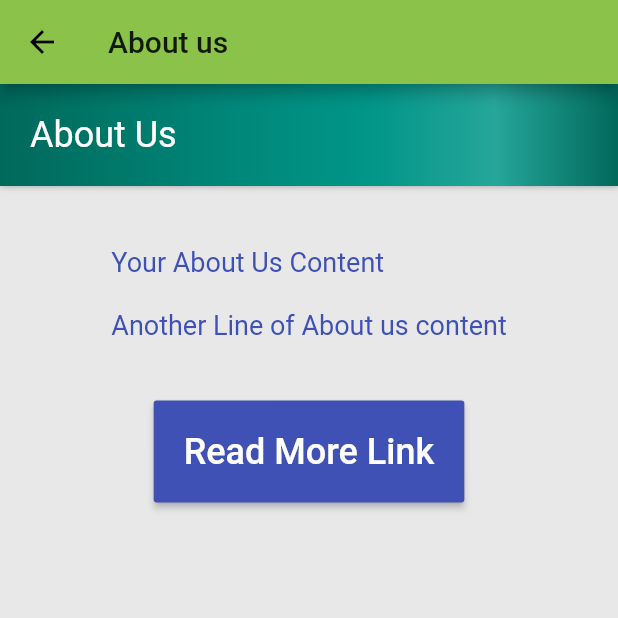
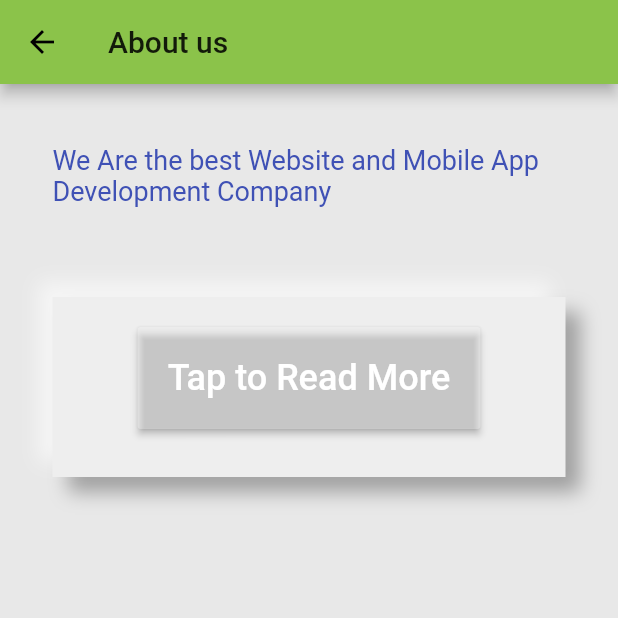
Before and after one commit to govindh163/WhatsApp-Status, a Flutter app: the AboutScreen screen opened by its route, on a phone screen of 412 x 824 dp, the top half of it. Run offline on Flutter 3.47's test engine with Material 2 defaults, Android fonts, the phone set to English and light mode, and no system bars; our stand-ins replace chewie, image_gallery_saver, permission_handler, share, sliding_up_panel, video_player; missing offline and left inert: neumorphic, thumbnails.

Commit message:
playstore ready

```diff
--- a/lib/includes/myNavigationDrawer.dart
+++ b/lib/includes/myNavigationDrawer.dart
@@ -32,7 +32,7 @@ class MyNavigationDrawer extends StatelessWidget {
               data: _iconcolor,
               child: Icon(Icons.photo_library),
           ),
-          title: Text("WhatsApp Photo Status",style: _menutextcolor),
+          title: Text("Download Photo Status",style: _menutextcolor),
           onTap: () {
             Navigator.of(context).pop();
             Navigator.of(context).pushNamed("/photos");
@@ -43,7 +43,7 @@ class MyNavigationDrawer extends StatelessWidget {
               data: _iconcolor,
               child: Icon(Icons.video_library),
           ),
-          title: Text("WhatsApp Video Status",style: _menutextcolor),
+          title: Text("Download Video Status",style: _menutextcolor),
           onTap: () {
             Navigator.of(context).pop();
             Navigator.of(context).pushNamed("/videos");
--- a/lib/pages/about_us.dart
+++ b/lib/pages/about_us.dart
@@ -15,7 +15,7 @@ class _AboutScreenState extends State<AboutScreen> {
   }
 
   _launchURL() async {
-    const url = 'https://flutterian.com';
+    const url = 'https://smartiapps.com';
     if (await canLaunch(url)) {
       await launch(url);
     } else {
@@ -31,6 +31,7 @@ class _AboutScreenState extends State<AboutScreen> {
   @override
   Widget build(BuildContext context) {
     return Scaffold(
+      backgroundColor: Color.fromARGB(255, 238, 238, 238),
       appBar: AppBar(
         title: Text("About us"),
       ),
@@ -40,58 +41,32 @@ class _AboutScreenState extends State<AboutScreen> {
           children: <Widget>[
             //Welcome and Balance Info
             Container(
-              child: Container(
-                padding: EdgeInsets.symmetric(horizontal: 20.0, vertical: 20.0),
-                decoration: BoxDecoration(
-                  gradient: LinearGradient(
-                    colors: [
-                      Colors.teal[800],
-                      Colors.teal[700],
-                      Colors.teal[600],
-                      Colors.teal[500],
-                      Colors.teal[400],
-                      Colors.teal[800],
-                    ]
-                  ),
-                  boxShadow: [
-                    BoxShadow(
-                      color: Colors.grey,
-                      offset: Offset.zero,
-                      blurRadius: 3.0,
-                      spreadRadius: 0.0,
-                    ),
-                  ],
-                ),
-                child: Column(
-                  crossAxisAlignment: CrossAxisAlignment.start,
-                  children: <Widget>[
-                    Text("About Us",style: TextStyle(
-                      fontSize:24.0,
-                      color:Colors.white,
-                    )),
-                  ],
-                ),
-              ),
-            ),
-            Container(
               padding: EdgeInsets.all(20.0),
               child: Container(
                 padding: EdgeInsets.symmetric(horizontal: 15.0, vertical: 20.0),
                 child: Column(
                   crossAxisAlignment: CrossAxisAlignment.center,
-
                   children: <Widget>[
                     Text(
-                    "Your About Us Content"
-                    "\n\nAnother Line of About us content",
+                    "We Are the best Website and Mobile App Development Company",
                     style: TextStyle(
                       fontSize:18.0,
                       color:Colors.indigo,
                     )),
+                    SizedBox(height: 40,),
                     Container(
                       padding: EdgeInsets.symmetric(vertical: 20.0),
                       child: Container(
                         padding: EdgeInsets.symmetric(horizontal: 20.0, vertical: 20.0),
+                        width: 350,
+                        height: 120,
+                        decoration: BoxDecoration(
+                            color: Color.fromARGB(255, 238, 238, 238),
+                            boxShadow: [
+                              BoxShadow(offset: Offset(10, 10),color: Color.fromARGB(80, 0, 0, 0),blurRadius: 10),
+                              BoxShadow(offset: Offset(-10, -10),color: Color.fromARGB(150, 255, 255, 255),blurRadius: 10)
+                            ]
+                        ),
                         child: Column(
                           crossAxisAlignment: CrossAxisAlignment.center,
                           children: <Widget>[
@@ -100,11 +75,11 @@ class _AboutScreenState extends State<AboutScreen> {
                                 _launchURL();
                               },
                               padding: EdgeInsets.all(20.0),
-                              child: Text("Read More Link",style: TextStyle(
+                              child: Text("Tap to Read More",style: TextStyle(
                                 fontSize:24.0,
                                 color:Colors.white,
                               )),
-                              color: Colors.indigo,
+                              color: Colors.white30,
                             ),
                           ],
                         ),
--- a/lib/pages/dashboard.dart
+++ b/lib/pages/dashboard.dart
@@ -59,6 +59,7 @@ class _DashboardScreenState extends State<DashboardScreen> {
   @override
   Widget build(BuildContext context) {
     return Scaffold(
+      backgroundColor: Color(0xffE1E6EC),
       body: SlidingUpPanel(
         slideDirection: SlideDirection.UP,
 
--- a/pubspec.yaml
+++ b/pubspec.yaml
@@ -21,6 +21,7 @@ dependencies:
   image_gallery_saver: ^1.2.2
   permission_handler: ^4.0.0
   sliding_up_panel: ^0.3.4
+  neumorphic: ^0.1.2
 
 dev_dependencies:
   flutter_test:
```
Also changed, not shown: lib/main.dart (+4 -3 lines), lib/pages/photos.dart (+16 -13 lines), lib/pages/video_play.dart (+16 -14 lines), lib/pages/videos.dart (+11 -6 lines), lib/pages/view_photo.dart (+24 -20 lines), pubspec.lock.
